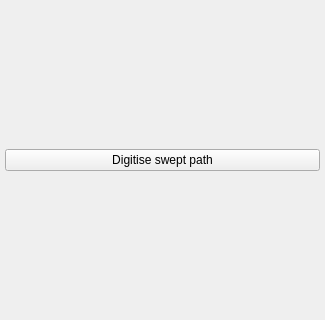
This is qgis_swept_path_dockwidget_base.ui in lugafner/QgisSweptPath as Qt 5 draws it before an edit. The edited form follows.
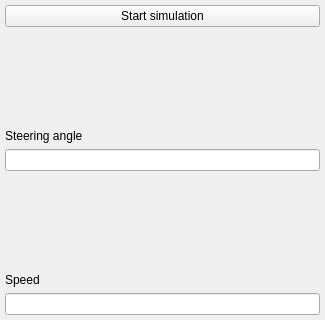
This is the edited form.

Commit message: Vehicle controls and visualisation

Patch:
```diff
--- a/qgis_swept_path_dockwidget_base.ui
+++ b/qgis_swept_path_dockwidget_base.ui
@@ -27,22 +27,38 @@
     <property name="bottomMargin">
      <number>5</number>
     </property>
+    <item row="1" column="0">
+     <widget class="QLabel" name="lblSteeringAngle">
+      <property name="text">
+       <string>Steering angle</string>
+      </property>
+      <property name="alignment">
+       <set>Qt::AlignBottom|Qt::AlignLeading|Qt::AlignLeft</set>
+      </property>
+     </widget>
+    </item>
+    <item row="2" column="0">
+     <widget class="QLineEdit" name="txtSteeringAngle"/>
+    </item>
     <item row="0" column="0">
-     <layout class="QVBoxLayout" name="verticalLayout">
-      <property name="spacing">
-       <number>5</number>
+     <widget class="QPushButton" name="btnStartSimulation">
+      <property name="text">
+       <string>Start simulation</string>
       </property>
-      <property name="sizeConstraint">
-       <enum>QLayout::SetDefaultConstraint</enum>
+     </widget>
+    </item>
+    <item row="4" column="0">
+     <widget class="QLineEdit" name="txtSpeed"/>
+    </item>
+    <item row="3" column="0">
+     <widget class="QLabel" name="lblSpeed">
+      <property name="text">
+       <string>Speed</string>
       </property>
-      <item>
-       <widget class="QPushButton" name="btnDigitise">
-        <property name="text">
-         <string>Digitise swept path</string>
-        </property>
-       </widget>
-      </item>
-     </layout>
+      <property name="alignment">
+       <set>Qt::AlignBottom|Qt::AlignLeading|Qt::AlignLeft</set>
+      </property>
+     </widget>
     </item>
    </layout>
   </widget>
```
The commit also changes 1 other file.
